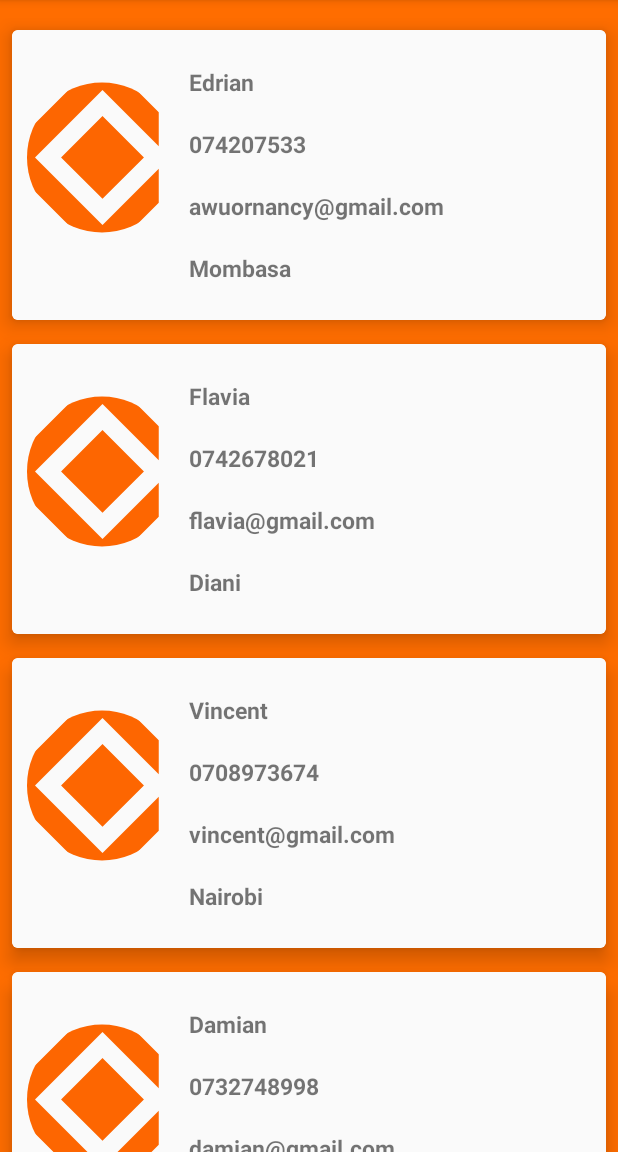
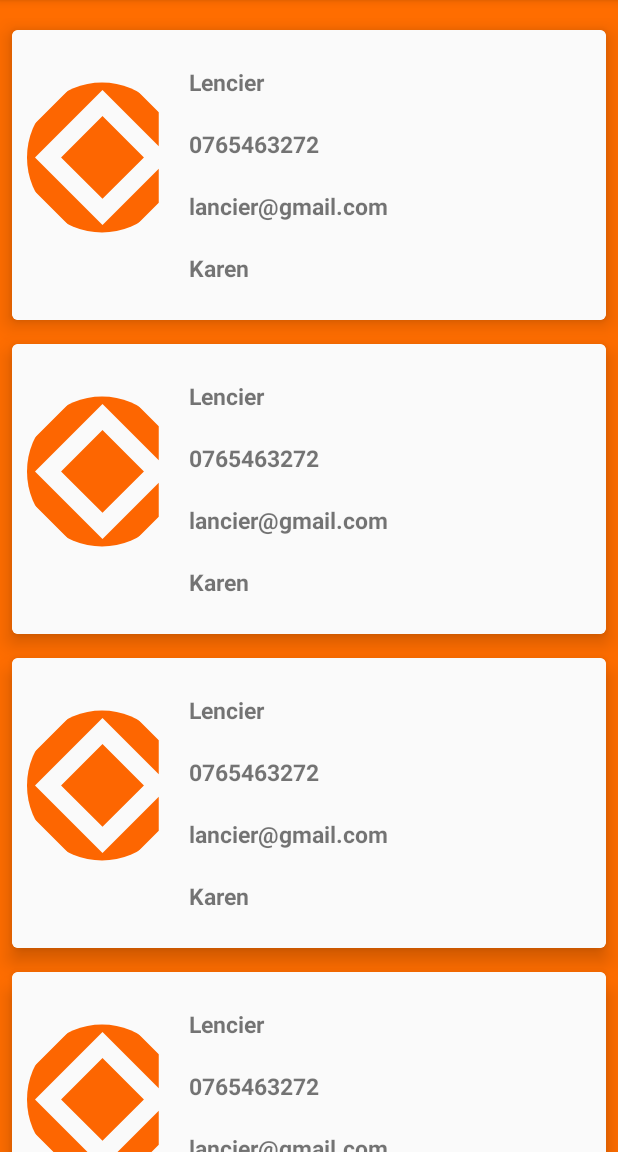
Before and after one commit to Awuor-Nancy/My-Contact-Application, an Android app: the screen it shows after launch (MainActivity), on a phone screen of 412 x 824 dp, the part 84-1236 px from its top. Run offline under Robolectric (Android 15) with nearby library versions, the phone set to English and light mode, and no system bars; our stand-ins replace CircleImageView, Picasso; pictures from the network do not load.

```diff
--- a/app/src/main/java/pic_book/com/mycontacts/Contact.kt
+++ b/app/src/main/java/pic_book/com/mycontacts/Contact.kt
@@ -6,8 +6,5 @@ data class Contact(
     var email : String,
     var address : String,
     var image : String,
-    var contact : String,
-    var back : String,
-
 
 )
--- a/app/src/main/java/pic_book/com/mycontacts/MainActivity.kt
+++ b/app/src/main/java/pic_book/com/mycontacts/MainActivity.kt
@@ -15,13 +15,14 @@ class MainActivity : AppCompatActivity() {
     }
     fun displayContacts(){
 
-        var contact1 = Contact("Edrian","074207533","awuornancy@gmail.com","Mombasa","https://images.unsplash.com/photo-1563995103864-d87d3c1fdd39?ixlib=rb-1.2.1&ixid=MnwxMjA3fDB8MHxzZWFyY2h8OHx8YmxhY2slMjBwZW9wbGV8ZW58MHx8MHx8&auto=format&fit=crop&w=500&q=60","+254 742 507 533","")
-        var contact2 = Contact("Flavia","0742678021","flavia@gmail.com","Diani","https://images.unsplash.com/photo-1583994009785-37ec30bf9342?ixlib=rb-1.2.1&ixid=MnwxMjA3fDB8MHxzZWFyY2h8MTh8fGJsYWNrJTIwcGVvcGxlfGVufDB8fDB8fA%3D%3D&auto=format&fit=crop&w=500&q=60","+254 730 654 121","")
-        var contact3 = Contact("Vincent","0708973674","vincent@gmail.com","Nairobi","https://images.unsplash.com/photo-1531384441138-2736e62e0919?ixlib=rb-1.2.1&ixid=MnwxMjA3fDB8MHxzZWFyY2h8MTN8fGJsYWNrJTIwcGVvcGxlfGVufDB8fDB8fA%3D%3D&auto=format&fit=crop&w=500&q=60","+231 745 678 098","")
-        var contact4 = Contact("Damian","0732748998","damian@gmail.com","Germany","https://images.unsplash.com/photo-1523450001312-faa4e2e37f0f?ixlib=rb-1.2.1&ixid=MnwxMjA3fDB8MHxzZWFyY2h8MTZ8fGJsYWNrJTIwcGVvcGxlfGVufDB8fDB8fA%3D%3D&auto=format&fit=crop&w=500&q=60","+233 765 437 862","")
-        var contact5 = Contact("Derick","0712094766","derick@gmail.com","Milimani","https://media.istockphoto.com/photos/excited-woman-wearing-rainbow-cardigan-picture-id1327495437?b=1&k=20&m=1327495437&s=170667a&w=0&h=Vbl-XLyAnBoTkyGXXi-X1CFzuSHlNcn-dqB-sCosxFo=","+ 256 786 093 541","")
-        var contact6 = Contact("Lencier","0765463272","lancier@gmail.com","Karen","https://unsplash.com/photos/fUFOerH8hhQ","+121 3456 7968","")
-        var contact7 = Contact("Meshack","0798410912","meshack@gmail.com","Hurlingam","https://www.google.com/imgres?imgurl=https%3A%2F%2Fi.pinimg.com%2F236x%2Fc5%2Fe2%2F71%2Fc5e271ec487200264fff8207aad737e4--the-maldives-writing-inspiration.jpg&imgrefurl=https%3A%2F%2Fwww.pinterest.com%2Fcolelarry%2Fphotographs-of-people%2F&tbnid=52sJr1jN2UJuSM&vet=12ahUKEwi0vfua7_z4AhVP3hoKHX3pBjsQMygvegUIARC8Ag..i&docid=WrLeq90KuW7hfM&w=236&h=354&q=people%20pictures&ved=2ahUKEwi0vfua7_z4AhVP3hoKHX3pBjsQMygvegUIARC8Ag","+212 123 678 900","")
+        var contact1 = Contact("Lencier","0765463272","lancier@gmail.com","Karen","https://unsplash.com/photos/fUFOerH8hhQ")
+        var contact2 = Contact("Lencier","0765463272","lancier@gmail.com","Karen","https://unsplash.com/photos/fUFOerH8hhQ")
+        var contact3 = Contact("Lencier","0765463272","lancier@gmail.com","Karen","https://unsplash.com/photos/fUFOerH8hhQ")
+        var contact4 = Contact("Lencier","0765463272","lancier@gmail.com","Karen","https://unsplash.com/photos/fUFOerH8hhQ")
+        var contact5 = Contact("Lencier","0765463272","lancier@gmail.com","Karen","https://unsplash.com/photos/fUFOerH8hhQ")
+        var contact6 = Contact("Lencier","0765463272","lancier@gmail.com","Karen","https://unsplash.com/photos/fUFOerH8hhQ")
+        var contact7 = Contact("Lencier","0765463272","lancier@gmail.com","Karen","https://unsplash.com/photos/fUFOerH8hhQ")
+
 
         var contactList = listOf(contact1,contact2,contact3,contact4,contact5,contact6,contact7)
         var contactAdapter = ContactAdapter(contactList)
--- a/app/src/main/res/layout/activity_view_contact.xml
+++ b/app/src/main/res/layout/activity_view_contact.xml
@@ -60,14 +60,12 @@
         android:layout_marginStart="8dp"
         android:layout_marginTop="70dp"
         android:layout_marginEnd="8dp"
-        android:layout_marginBottom="442dp"
-        app:tint="#00C853"
-        app:layout_constraintBottom_toBottomOf="parent"
         app:layout_constraintEnd_toStartOf="@+id/ivInvite"
         app:layout_constraintHorizontal_bias="0.5"
         app:layout_constraintStart_toEndOf="@+id/ivText"
         app:layout_constraintTop_toBottomOf="@+id/tvShow"
-        app:srcCompat="@drawable/ic_baseline_block_24" />
+        app:srcCompat="@drawable/ic_baseline_block_24"
+        app:tint="#00C853" />
 
     <ImageView
         android:id="@+id/ivInvite"
```
Also changed, not shown: app/src/main/java/pic_book/com/mycontacts/ContactAdapter.kt (+5 -16 lines), app/src/main/java/pic_book/com/mycontacts/viewContactActivity.kt (+19 -4 lines).
